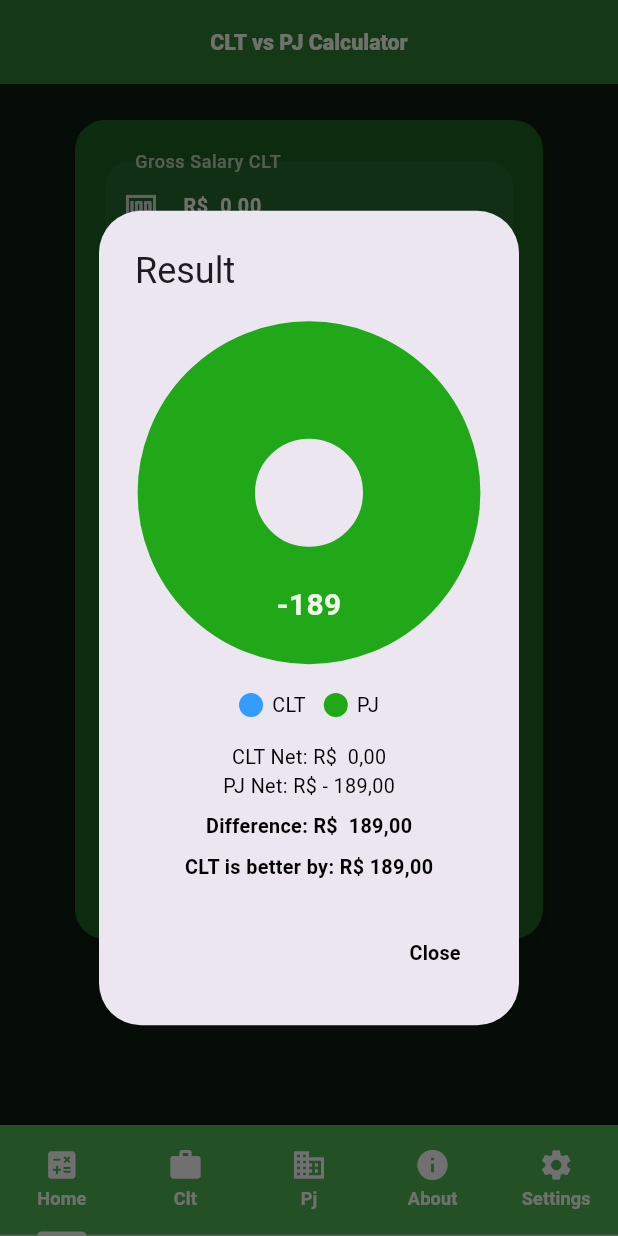
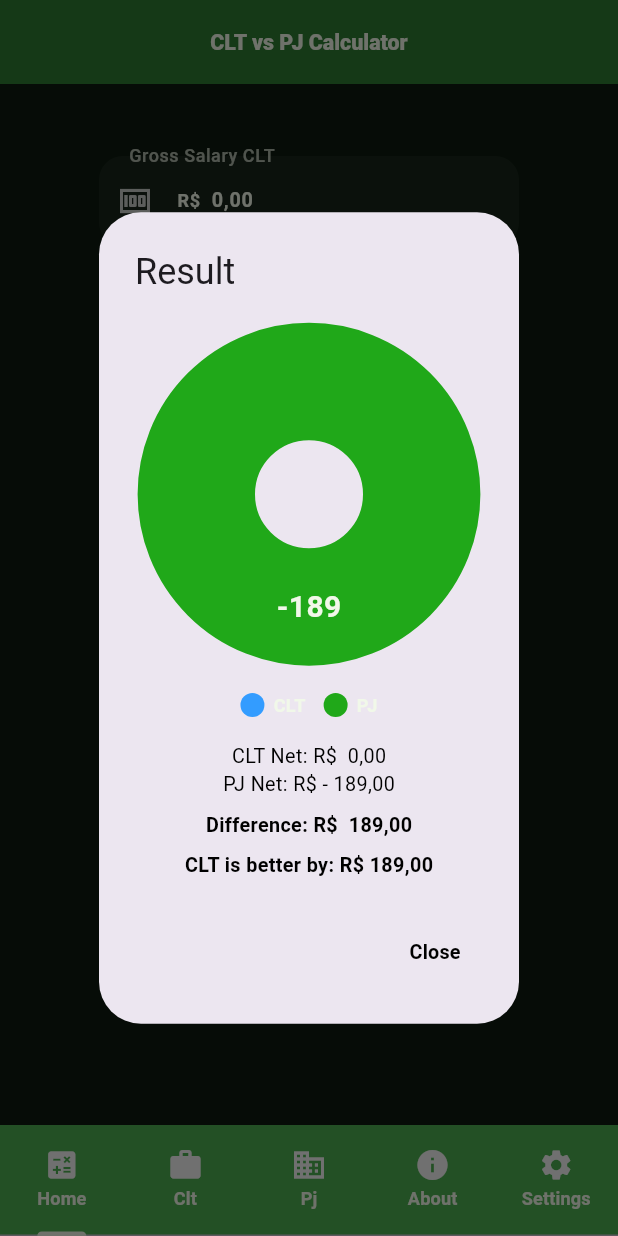
Before and after one commit to Victor-Zarzar/cltxpj-flutter, a Flutter app: the screen it shows after launch, after a tap on "Calculate", on a phone screen of 412 x 824 dp. Run offline on Flutter 3.47's test engine with Material 3 defaults, Android fonts, the phone set to English and light mode, and no system bars; drawn by our look-alikes of fl_chart; our stand-ins replace easy_localization, flutter_local_notifications, flutter_masked_text2, flutter_secure_storage, flutter_svg, google_fonts and 2 more.

Commit message:
Fix layout and update table ir

```diff
--- a/lib/controller/pj_controller.dart
+++ b/lib/controller/pj_controller.dart
@@ -1,5 +1,4 @@
 import 'dart:async';
-
 import 'package:flutter/material.dart';
 import 'package:flutter_masked_text2/flutter_masked_text2.dart';
 import 'package:cltxpj/services/storage_service.dart';
--- a/lib/utils/salary_helper.dart
+++ b/lib/utils/salary_helper.dart
@@ -21,15 +21,15 @@ double calculateIrrf(double grossSalary) {
   final inss = calculateInss(grossSalary);
   final base = grossSalary - inss;
 
-  if (base <= 2428.80) {
+  if (base <= 3036.00) {
     return 0.0;
-  } else if (base <= 2826.65) {
-    return (base * 0.075) - 182.16;
-  } else if (base <= 3751.05) {
-    return (base * 0.15) - 394.16;
-  } else if (base <= 4664.68) {
-    return (base * 0.225) - 675.49;
+  } else if (base <= 4214.12) {
+    return (base * 0.075) - 227.70;
+  } else if (base <= 5282.45) {
+    return (base * 0.15) - 556.02;
+  } else if (base <= 6765.66) {
+    return (base * 0.225) - 922.57;
   } else {
-    return (base * 0.275) - 908.73;
+    return (base * 0.275) - 1265.98;
   }
 }
--- a/lib/view/components/pie_chart_widget.dart
+++ b/lib/view/components/pie_chart_widget.dart
@@ -95,7 +95,7 @@ class Indicator extends StatelessWidget {
               decoration: BoxDecoration(shape: BoxShape.circle, color: color),
             ),
             const SizedBox(width: 6),
-            Text(text, style: context.bodySmallDark),
+            Text(text, style: context.bodySmall),
           ],
         );
       },
--- a/lib/view/widgets/body_home_container.dart
+++ b/lib/view/widgets/body_home_container.dart
@@ -52,17 +52,8 @@ class BodyContainer extends StatelessWidget {
             child: Center(
               child: ConstrainedBox(
                 constraints: BoxConstraints(
+                  maxWidth: maxWidth,
                   minHeight: minHeight,
-                  maxWidth: maxWidth,
-                ),
-                child: Card(
-                  color:
-                      notifier.isDark
-                          ? CardColor.thirdColor
-                          : CardColor.secondaryColor,
-                  elevation: 4,
-                  shape: RoundedRectangleBorder(
-                    borderRadius: BorderRadius.circular(20),
                 ),
                 child: Padding(
                   padding: EdgeInsets.all(padding),
@@ -78,8 +69,7 @@ class BodyContainer extends StatelessWidget {
                           icon: Icons.money,
                           maxWidth: maxWidth,
                           prefix: Text('R\$ ', style: context.bodySmall),
-                            onChanged:
-                                (_) => formatCurrency(salaryCltController),
+                          onChanged: (_) => formatCurrency(salaryCltController),
                         ),
                         InputField(
                           label: 'salary_pj'.tr(),
@@ -88,8 +78,7 @@ class BodyContainer extends StatelessWidget {
                           icon: Icons.money,
                           maxWidth: maxWidth,
                           prefix: Text('R\$ ', style: context.bodySmall),
-                            onChanged:
-                                (_) => formatCurrency(salaryPjController),
+                          onChanged: (_) => formatCurrency(salaryPjController),
                         ),
                         InputField(
                           label: 'benefits_clt'.tr(),
@@ -98,8 +87,7 @@ class BodyContainer extends StatelessWidget {
                           icon: Icons.card_giftcard,
                           maxWidth: maxWidth,
                           prefix: Text('R\$ ', style: context.bodySmall),
-                            onChanged:
-                                (_) => formatCurrency(benefitsController),
+                          onChanged: (_) => formatCurrency(benefitsController),
                         ),
                         InputField(
                           label: 'accountant_fee'.tr(),
@@ -142,7 +130,6 @@ class BodyContainer extends StatelessWidget {
               ),
             ),
           ),
-          ),
         );
       },
     );
--- a/lib/view/widgets/responsive_extension.dart
+++ b/lib/view/widgets/responsive_extension.dart
@@ -35,7 +35,8 @@ extension ResponsiveTextStyle on BuildContext {
   );
 
   TextStyle get bodySmall => GoogleFonts.roboto(
-    fontSize: ResponsiveText.getSize(this, 12),
+    fontSize: ResponsiveText.getSize(this, 11),
+    fontWeight: FontWeight.w700,
     color: TextColor.primaryColor,
   );
 
```
Also changed, not shown: lib/view/clt_salary_page.dart (+1 -8 lines), lib/view/pj_salary_page.dart (+1 -10 lines). Lines whose indentation alone changed are shown as unchanged.
